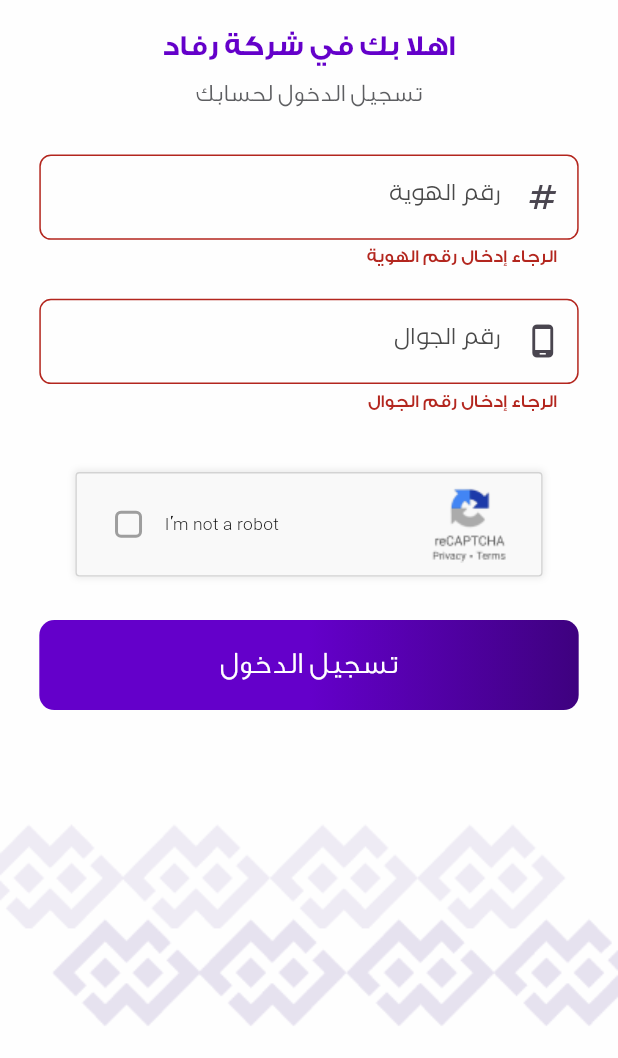
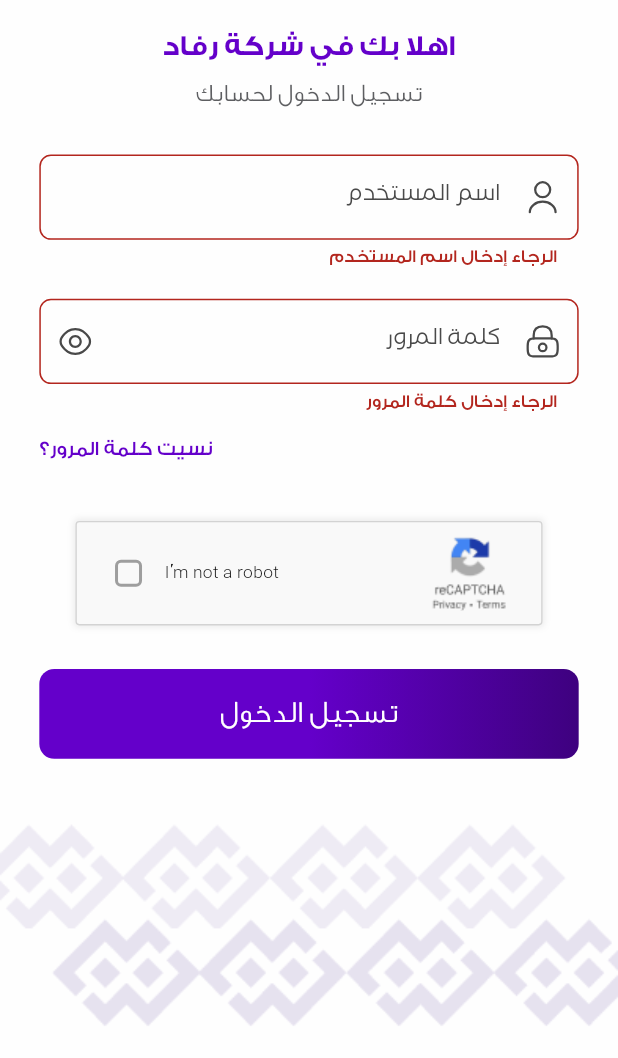
Before and after one commit to AhmadMahdaly/RIFAD_App, a Flutter app: the screen it shows after launch, after a tap on "تسجيل الدخول", on a phone screen of 412 x 824 dp, the part 178-1236 px from its top. Run offline on Flutter 3.47's test engine with Material 3 defaults, Android fonts, the phone set to English and light mode, and no system bars; drawn by our look-alikes of modal_progress_hud_nsn; our stand-ins replace dio, easy_localization, flutter_bloc, flutter_dotenv, flutter_screenutil, flutter_secure_storage and 1 more; missing offline and left inert: flutter_verification_code.

Commit message:
Refactor LoginScreen:  to update variable names and improve form field validation

```diff
--- a/lib/screens/login/login_screen.dart
+++ b/lib/screens/login/login_screen.dart
@@ -1,11 +1,13 @@
 import 'package:flutter/material.dart';
 import 'package:flutter_bloc/flutter_bloc.dart';
 import 'package:flutter_screenutil/flutter_screenutil.dart';
+import 'package:flutter_svg/svg.dart';
 import 'package:modal_progress_hud_nsn/modal_progress_hud_nsn.dart';
 import 'package:rifad/cubit/auth_cubit/auth_cubit.dart';
 import 'package:rifad/cubit/auth_cubit/auth_states.dart';
 import 'package:rifad/screens/confirm_login/confirm_login_screen.dart';
 import 'package:rifad/screens/login/widgets/app_welcome_widget.dart';
+import 'package:rifad/screens/login/widgets/forget_password_widget.dart';
 import 'package:rifad/screens/login/widgets/title_of_welcome_page_widget.dart';
 import 'package:rifad/utils/components/custom_button.dart';
 import 'package:rifad/utils/components/custom_textformfield.dart';
@@ -16,7 +18,6 @@
 
 class LoginScreen extends StatefulWidget {
   const LoginScreen({super.key});
-
   @override
   State<LoginScreen> createState() => _LoginScreenState();
 }
@@ -25,8 +26,8 @@
   bool isShowPassword = true;
   bool isChecked = false;
   bool isLoading = false;
-  final _phoneController = TextEditingController();
-  final _userIdController = TextEditingController();
+  final _passwordController = TextEditingController();
+  final _userNameController = TextEditingController();
   final formKey = GlobalKey<FormState>();
   bool _isInAsyncCall = false;
 
@@ -48,8 +49,8 @@
             MaterialPageRoute(
               builder:
                   (context) => ConfirmLoginScreen(
-                    phoneNumber: _phoneController.text,
-                    identityNumber: _userIdController.text,
+                    phoneNumber: _passwordController.text,
+                    identityNumber: _userNameController.text,
                   ),
             ),
           );
@@ -106,60 +107,71 @@
                             const TitleOfWelcomePage(),
                             const H(h: 32),
                             CustomTextformfield(
-                              controller: _userIdController,
+                              controller: _userNameController,
                               validator: (value) {
                                 if (value == null || value.isEmpty) {
-                                  return 'الرجاء إدخال رقم الهوية';
-                                } else if (value.length < 10) {
-                                  return 'رقم الهوية يجب أن يكون 10 أرقام';
-                                } else if (!RegExp(
-                                  r'^[0-9]+$',
-                                ).hasMatch(value)) {
-                                  return 'رقم الهوية يجب أن يحتوي على أرقام فقط';
+                                  return 'الرجاء إدخال اسم المستخدم';
                                 }
                                 return null;
                               },
-                              text: 'رقم الهوية',
-                              icon: const Icon(Icons.numbers_outlined),
-                              keyboardType: TextInputType.number,
+                              text: 'اسم المستخدم',
+                              icon: SvgPicture.asset(
+                                'assets/svg/user.svg',
+                                fit: BoxFit.none,
+                                width: 20.w,
+                                height: 20.h,
+                              ),
+                              keyboardType: TextInputType.name,
                               contentPadding: EdgeInsets.symmetric(
                                 vertical: 18.h,
                                 horizontal: 10.w,
                               ),
                               textInputAction: TextInputAction.next,
+                              autofillHints: const [AutofillHints.name],
                             ),
                             const H(h: 20),
-
                             CustomTextformfield(
-                              controller: _phoneController,
+                              controller: _passwordController,
                               validator: (value) {
                                 if (value == null || value.isEmpty) {
-                                  return 'الرجاء إدخال رقم الجوال';
-                                } else if (value.length < 10) {
-                                  return 'رقم الجوال يجب أن يكون 10 أرقام';
-                                } else if (!RegExp(
-                                  r'^[0-9]+$',
-                                ).hasMatch(value)) {
-                                  return 'رقم الجوال يجب أن يحتوي على أرقام فقط';
+                                  return 'الرجاء إدخال كلمة المرور';
                                 }
                                 return null;
                               },
-                              text: 'رقم الجوال',
-                              icon: const Icon(Icons.phone_android_outlined),
-                              keyboardType: TextInputType.number,
+                              text: 'كلمة المرور',
+                              icon: SvgPicture.asset(
+                                'assets/svg/lock.svg',
+                                fit: BoxFit.none,
+                                width: 20.w,
+                                height: 20.h,
+                              ),
+                              keyboardType: TextInputType.visiblePassword,
                               contentPadding: EdgeInsets.symmetric(
                                 vertical: 18.h,
                                 horizontal: 10.w,
                               ),
                               textInputAction: TextInputAction.done,
-
-                              autofillHints: const [
-                                AutofillHints.telephoneNumber,
-                              ],
+                              passwordIcon: IconButton(
+                                onPressed:
+                                    () => setState(() {
+                                      isShowPassword = !isShowPassword;
+                                    }),
+                                icon:
+                                    isShowPassword
+                                        ? SvgPicture.asset(
+                                          'assets/svg/eye.svg',
+                                          fit: BoxFit.none,
+                                        )
+                                        : SvgPicture.asset(
+                                          'assets/svg/EyeClosed.svg',
+                                          fit: BoxFit.none,
+                                        ),
+                              ),
+                              obscureText: isShowPassword,
+                              autofillHints: const [AutofillHints.password],
                             ),
-
-                            // const H(h: 14),
-                            // const ForgetPasswordWidget(),
+                            const H(h: 14),
+                            const ForgetPasswordWidget(),
                             const H(h: 40),
                             Container(
                               width: 297.w,
@@ -225,20 +237,27 @@
                                         color: Colors.grey,
                                         width: 2,
                                       ),
-
                                       onChanged: (value) async {
                                         setState(() {
                                           isLoading = true;
                                         });
                                         await Future.delayed(
                                           const Duration(seconds: 2),
-                                          () {},
+                                          () {
+                                            setState(() {
+                                              isChecked = value!;
+                                              isLoading = false;
+                                            });
+                                          },
                                         );
-
-                                        setState(() {
-                                          isChecked = value!;
-                                          isLoading = false;
-                                        });
+                                        await Future.delayed(
+                                          const Duration(seconds: 10),
+                                          () {
+                                            setState(() {
+                                              isChecked = false;
+                                            });
+                                          },
+                                        );
                                       },
                                     ),
                                   W(w: 10.w),
@@ -252,8 +271,8 @@
                                 if (formKey.currentState!.validate() &&
                                     isChecked) {
                                   await authCubit.login(
-                                    phoneNumber: _phoneController.text,
-                                    identityNumber: _userIdController.text,
+                                    userName: _userNameController.text,
+                                    password: _passwordController.text,
                                   );
                                 }
                               },
@@ -275,8 +294,8 @@
 
   @override
   void dispose() {
-    _userIdController.dispose();
-    _phoneController.dispose();
+    _userNameController.dispose();
+    _passwordController.dispose();
     super.dispose();
   }
 }
```
